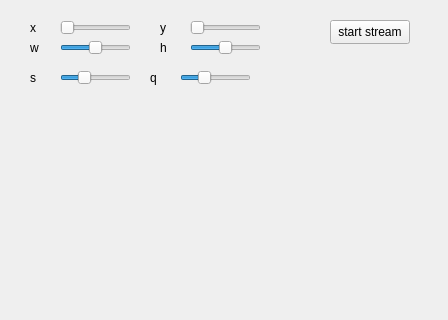
Qt form qtServer/mainwindow.ui (ProfBarcelli/screenStreamer) before a commit; both pictures show x 0 to 448 and y 0 to 320 of the 448 by 600 pixel window.
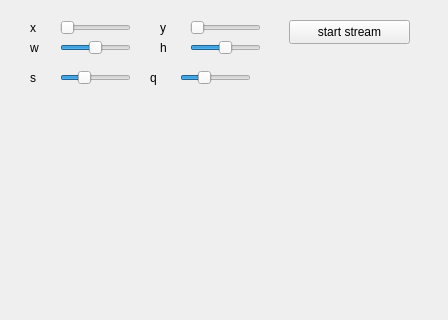
The same form after that commit.

The edit to the form file:
```diff
--- a/qtServer/mainwindow.ui
+++ b/qtServer/mainwindow.ui
@@ -17,9 +17,9 @@
    <widget class="QPushButton" name="pushButton">
     <property name="geometry">
      <rect>
-      <x>330</x>
+      <x>289</x>
       <y>20</y>
-      <width>80</width>
+      <width>121</width>
       <height>24</height>
      </rect>
     </property>
```
Left out of the diff: 12 changed lines with no effect on the pictures.
